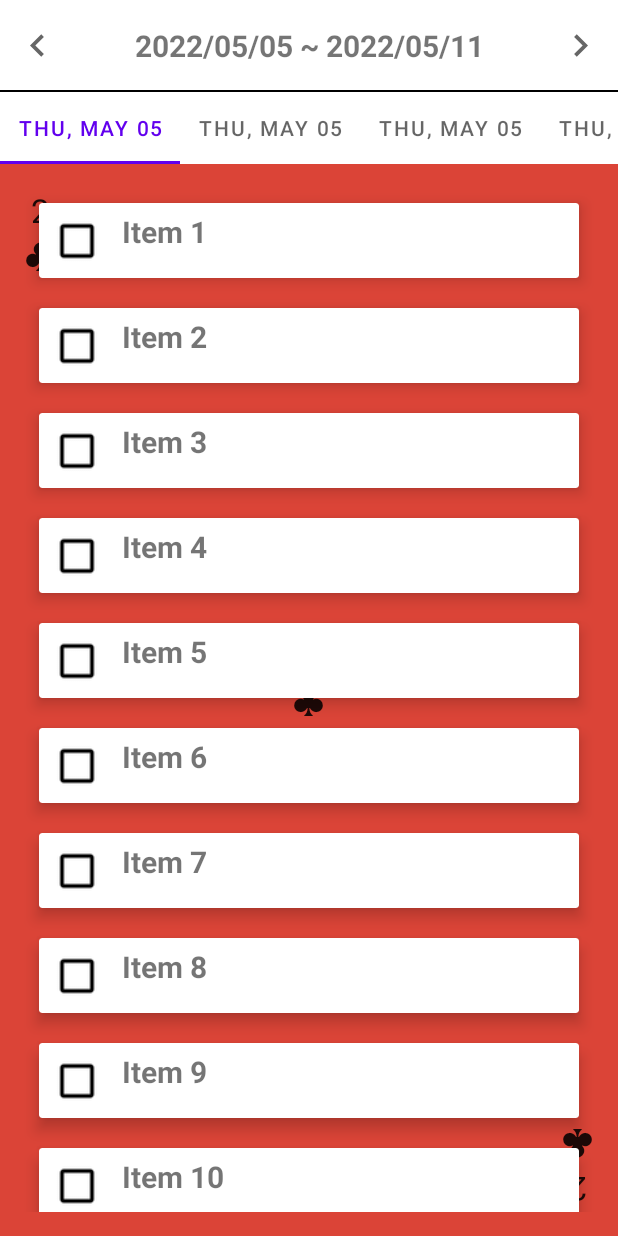
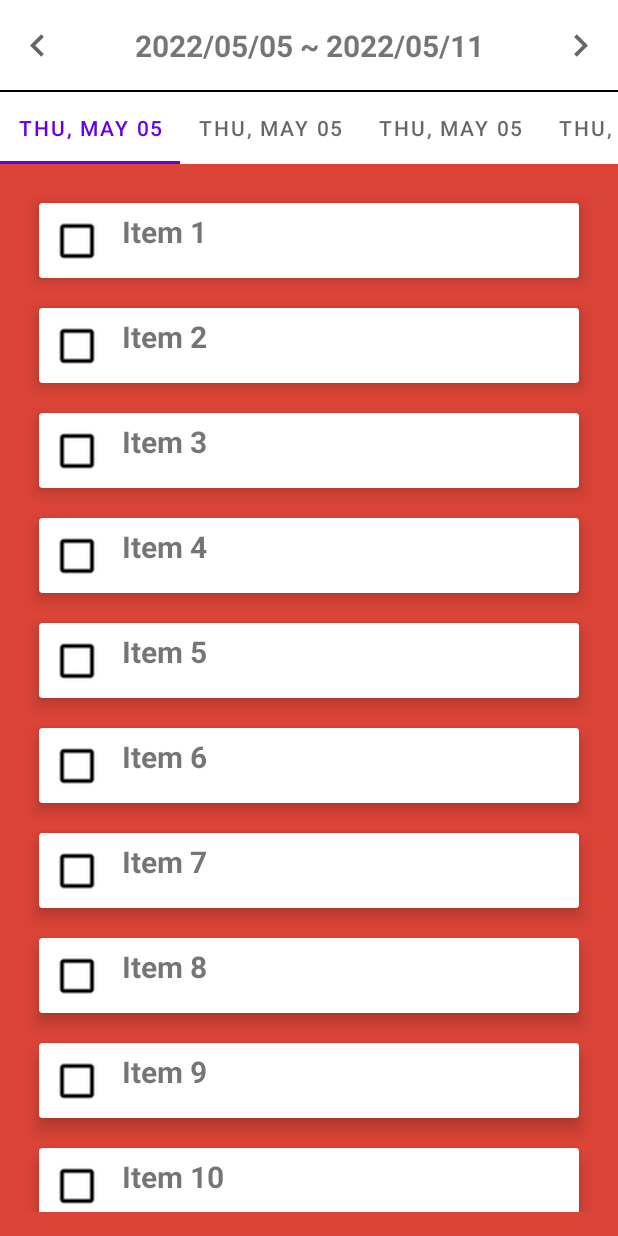
Before and after one commit to dogtim/AmazingTalkerAssessment, an Android app: the screen it shows after launch (CardViewTabLayoutActivity), on a phone screen of 412 x 824 dp. Run offline under Robolectric (Android 15) with nearby library versions, the phone set to English and light mode, and no system bars.

```diff
--- a/app/src/main/java/com/amazingtalker/assessment/cards/CardView.kt
+++ b/app/src/main/java/com/amazingtalker/assessment/cards/CardView.kt
@@ -34,15 +34,10 @@ import com.amazingtalker.assessment.R
 /** Inflates and populates a [View] representing a [Card]  */
 class CardView(layoutInflater: LayoutInflater, container: ViewGroup?) {
     val view: View = layoutInflater.inflate(R.layout.item_card_layout, container, false)
-    private val textSuite: TextView
-    private val textCorner1: TextView
-    private val textCorner2: TextView
+
     private val recyclerView: RecyclerView
 
     init {
-        textSuite = view.findViewById(R.id.label_center)
-        textCorner1 = view.findViewById(R.id.label_top)
-        textCorner2 = view.findViewById(R.id.label_bottom)
         // getting the recyclerview by its id
         recyclerView = view.findViewById<RecyclerView>(R.id.courses_recyclerview)
         // this creates a vertical layout Manager
@@ -53,12 +48,8 @@ class CardView(layoutInflater: LayoutInflater, container: ViewGroup?) {
      * Updates the view to represent the passed in card
      */
     fun bind(card: Card) {
-        textSuite.text = card.suit
+
         view.setBackgroundResource(getColorRes(card))
-
-        val cornerLabel = card.cornerLabel
-        textCorner1.text = cornerLabel
-        textCorner2.text = cornerLabel
 
         // ArrayList of class ItemsViewModel
         val data = ArrayList<ItemsViewModel>()
@@ -74,7 +65,6 @@ class CardView(layoutInflater: LayoutInflater, container: ViewGroup?) {
 
         // Setting the Adapter with the recyclerview
         recyclerView.adapter = adapter
-
     }
 
     @ColorRes
--- a/app/src/main/res/layout/item_card_layout.xml
+++ b/app/src/main/res/layout/item_card_layout.xml
@@ -22,33 +22,6 @@
         tools:background="#FEFEFE"
         android:padding="16dp">
 
-    <TextView
-        android:id="@+id/label_top"
-        android:layout_width="wrap_content"
-        android:layout_height="wrap_content"
-        android:layout_gravity="top|start"
-        android:gravity="center"
-        android:textAppearance="@android:style/TextAppearance.Large"
-        tools:text="A"/>
-
-    <TextView
-        android:id="@+id/label_center"
-        android:layout_width="wrap_content"
-        android:layout_height="wrap_content"
-        android:layout_gravity="center"
-        android:textAppearance="@android:style/TextAppearance.Large"
-        tools:text="♠"/>
-
-    <TextView
-        android:id="@+id/label_bottom"
-        android:layout_width="wrap_content"
-        android:layout_height="wrap_content"
-        android:layout_gravity="bottom|end"
-        android:gravity="center"
-        android:textAppearance="@android:style/TextAppearance.Large"
-        android:rotation="180"
-        tools:text="A"/>
-
     <androidx.recyclerview.widget.RecyclerView
         android:id="@+id/courses_recyclerview"
         android:layout_width="match_parent"
```
